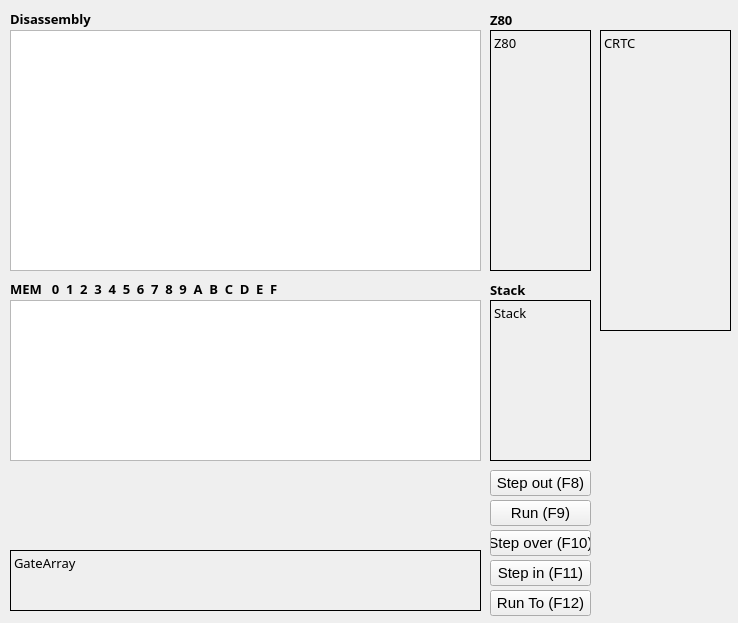
Qt form Debugger.ui (abalore/Cadence) before a commit.
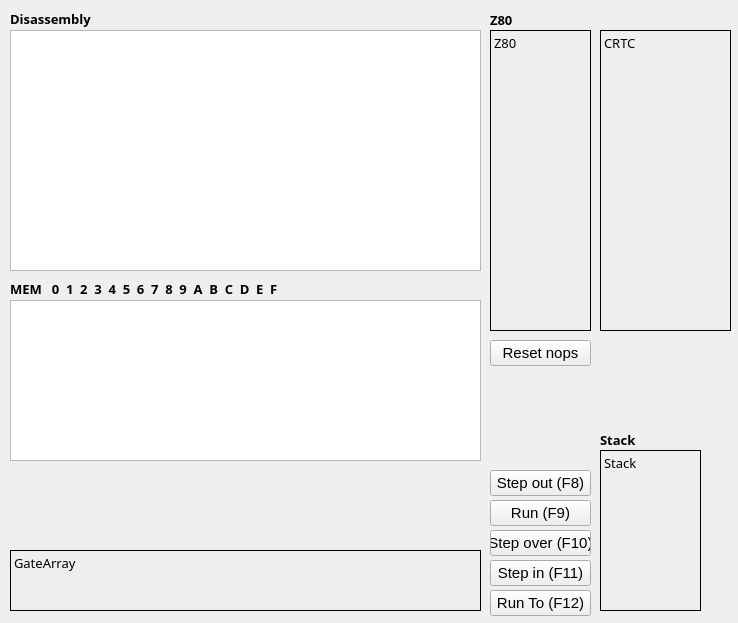
The same form after that commit.

What changed in the file:
```diff
--- a/Debugger.ui
+++ b/Debugger.ui
@@ -34,7 +34,7 @@
      <x>490</x>
      <y>30</y>
      <width>101</width>
-     <height>241</height>
+     <height>301</height>
     </rect>
    </property>
    <property name="font">
@@ -87,8 +87,8 @@
   <widget class="QLabel" name="lblStack">
    <property name="geometry">
     <rect>
-     <x>490</x>
-     <y>300</y>
+     <x>600</x>
+     <y>450</y>
      <width>101</width>
      <height>161</height>
     </rect>
@@ -387,8 +387,8 @@
   <widget class="QLabel" name="label_4">
    <property name="geometry">
     <rect>
-     <x>490</x>
-     <y>280</y>
+     <x>600</x>
+     <y>430</y>
      <width>101</width>
      <height>20</height>
     </rect>
@@ -404,6 +404,28 @@
     <string>Stack</string>
    </property>
   </widget>
+  <widget class="QPushButton" name="btnResetNops">
+   <property name="geometry">
+    <rect>
+     <x>490</x>
+     <y>340</y>
+     <width>101</width>
+     <height>26</height>
+    </rect>
+   </property>
+   <property name="font">
+    <font>
+     <family>Ubuntu</family>
+     <pointsize>11</pointsize>
+    </font>
+   </property>
+   <property name="focusPolicy">
+    <enum>Qt::NoFocus</enum>
+   </property>
+   <property name="text">
+    <string>Reset nops</string>
+   </property>
+  </widget>
  </widget>
  <resources/>
  <connections/>
```
